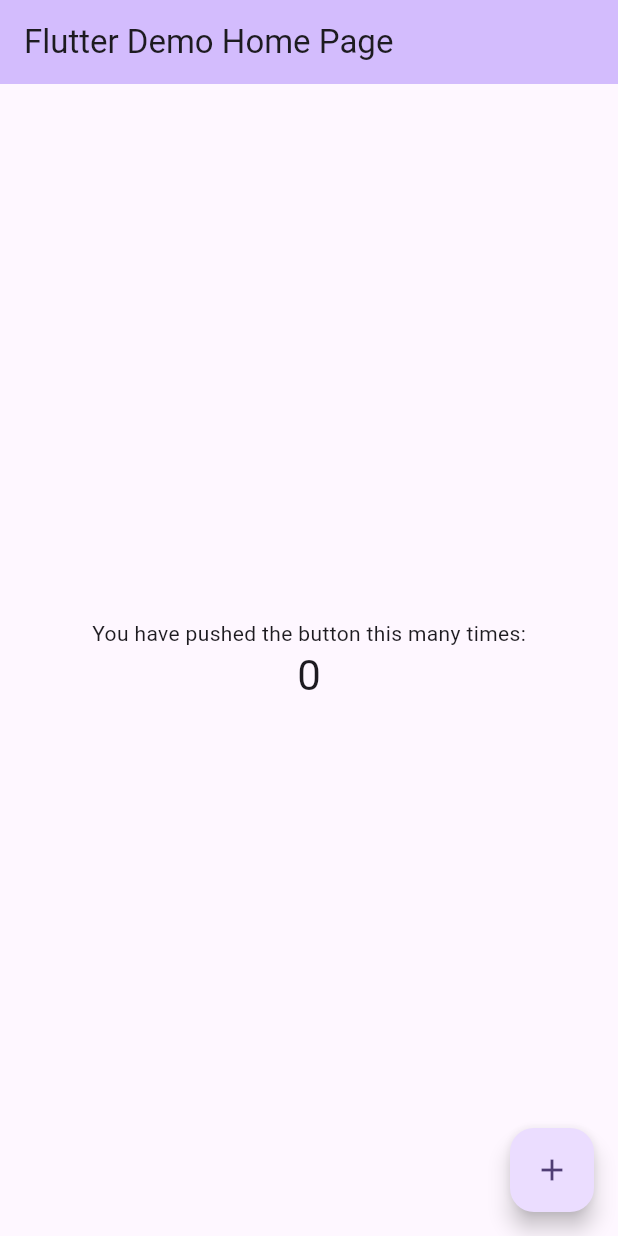
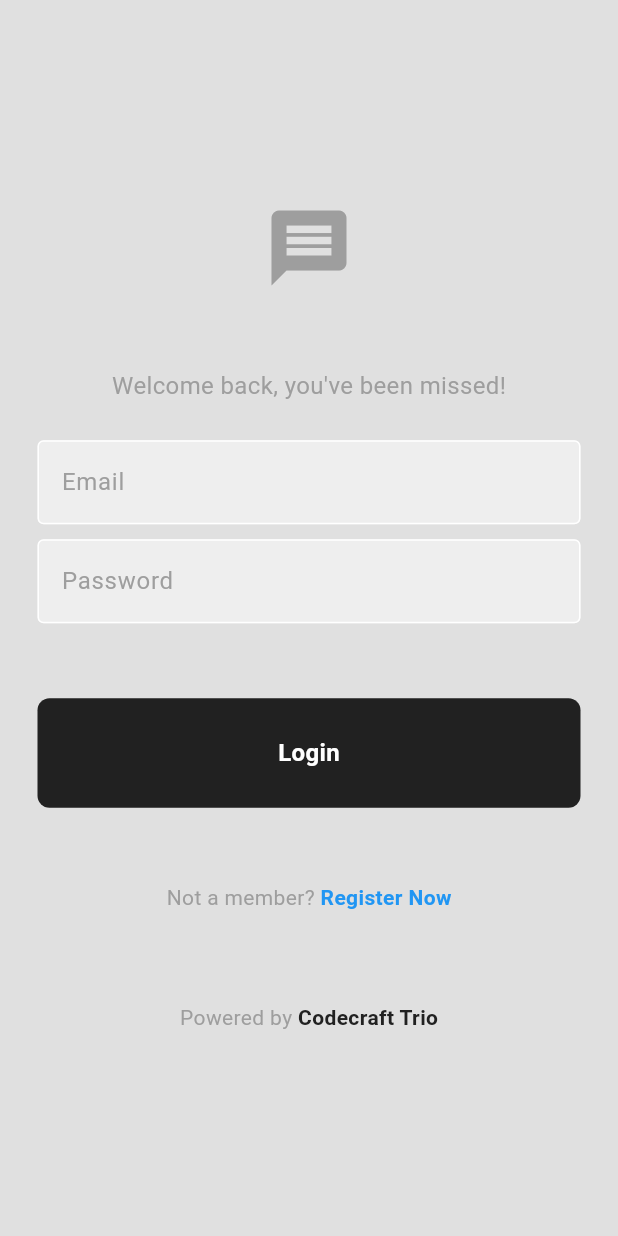
Before and after one commit to isratjahan2001/chat_apps, a Flutter app: the screen it shows after launch, on a phone screen of 412 x 824 dp. Run offline on Flutter 3.47's test engine with Material 3 defaults, Android fonts, the phone set to English and light mode, and no system bars.

Commit message:
login screen succesfully created

```diff
--- /dev/null
+++ b/lib/auth/login_or_register.dart
@@ -0,0 +1,37 @@
+ import 'package:chat_apps/pages/login_page.dart';
+ import 'package:chat_apps/pages/register_page.dart';
+import 'package:flutter/material.dart';
+
+class LoginOrRegister extends StatefulWidget {
+  const LoginOrRegister({super.key});
+
+  @override
+  State<LoginOrRegister> createState() => _LoginOrRegisterState();
+}
+
+class _LoginOrRegisterState extends State<LoginOrRegister> {
+  //initiall show login page
+
+  bool showLoginPage = true;
+
+  //toggle between login and register page
+
+  void togglePages() {
+    setState(() {
+      showLoginPage = !showLoginPage;
+    });
+  }
+
+  @override
+  Widget build(BuildContext context) {
+    if (showLoginPage) {
+      return LoginPage(
+        onTap: togglePages,
+      );
+    } else {
+      return RegisterPage(
+        onTap: togglePages,
+      );
+    }
+  }
+}
--- /dev/null
+++ b/lib/components/my_button.dart
@@ -0,0 +1,35 @@
+import 'package:flutter/material.dart';
+
+class MyButton extends StatelessWidget {
+  final void Function()? onTap;
+  final String text;
+  const MyButton({
+    super.key,
+    required this.text,
+    required this.onTap,
+  });
+
+  @override
+  Widget build(BuildContext context) {
+    return GestureDetector(
+      onTap: onTap,
+      child: Container(
+        decoration: BoxDecoration(
+          color: Theme.of(context).colorScheme.inversePrimary,
+          borderRadius: BorderRadius.circular(8),
+        ),
+        padding: const EdgeInsets.all(25),
+        margin: const EdgeInsets.symmetric(horizontal: 25),
+        child: Center(
+          child: Text(
+            text,
+            style: TextStyle(
+                color: Theme.of(context).colorScheme.tertiary,
+                fontWeight: FontWeight.bold,
+                fontSize: 16),
+          ),
+        ),
+      ),
+    );
+  }
+}
--- /dev/null
+++ b/lib/components/my_textfield.dart
@@ -0,0 +1,42 @@
+import 'package:flutter/material.dart';
+
+class MyTextField extends StatelessWidget {
+  final String hintText;
+  final bool obscureText;
+  final TextEditingController controller;
+  final FocusNode? focusNode;
+
+  const MyTextField({
+    super.key,
+    required this.hintText,
+    required this.obscureText,
+    required this.controller,
+    this.focusNode,
+  });
+
+  @override
+  Widget build(BuildContext context) {
+    return Padding(
+      padding: const EdgeInsets.symmetric(horizontal: 25.0),
+      child: TextField(
+        obscureText: obscureText,
+        controller: controller,
+        focusNode: focusNode,
+        decoration: InputDecoration(
+          enabledBorder: OutlineInputBorder(
+            borderSide:
+                BorderSide(color: Theme.of(context).colorScheme.tertiary),
+          ),
+          focusedBorder: OutlineInputBorder(
+            borderSide:
+                BorderSide(color: Theme.of(context).colorScheme.primary),
+          ),
+          fillColor: Theme.of(context).colorScheme.secondary,
+          filled: true,
+          hintText: hintText,
+          hintStyle: TextStyle(color: Theme.of(context).colorScheme.primary),
+        ),
+      ),
+    );
+  }
+}
--- a/lib/main.dart
+++ b/lib/main.dart
@@ -1,122 +1,21 @@
+import 'package:chat_apps/auth/login_or_register.dart';
+import 'package:chat_apps/themes/light_mode.dart';
 import 'package:flutter/material.dart';
+
 
 void main() {
  runApp(const MyApp());
 }
-
 class MyApp extends StatelessWidget {
 const MyApp({super.key});
 
-  // This widget is the root of your application.
 @override
+
 Widget build(BuildContext context) {
   return MaterialApp(
-      title: 'Flutter Demo',
-      theme: ThemeData(
-        // This is the theme of your application.
-        //
-        // TRY THIS: Try running your application with "flutter run". You'll see
-        // the application has a purple toolbar. Then, without quitting the app,
-        // try changing the seedColor in the colorScheme below to Colors.green
-        // and then invoke "hot reload" (save your changes or press the "hot
-        // reload" button in a Flutter-supported IDE, or press "r" if you used
-        // the command line to start the app).
-        //
-        // Notice that the counter didn't reset back to zero; the application
-        // state is not lost during the reload. To reset the state, use hot
-        // restart instead.
-        //
-        // This works for code too, not just values: Most code changes can be
-        // tested with just a hot reload.
-        colorScheme: ColorScheme.fromSeed(seedColor: Colors.deepPurple),
-      ),
-      home: const MyHomePage(title: 'Flutter Demo Home Page'),
+    debugShowCheckedModeBanner: false,
+    home:  LoginOrRegister(),
+  theme: lightMode,
   );
 }
 }
-
-class MyHomePage extends StatefulWidget {
-  const MyHomePage({super.key, required this.title});
-
-  // This widget is the home page of your application. It is stateful, meaning
-  // that it has a State object (defined below) that contains fields that affect
-  // how it looks.
-
-  // This class is the configuration for the state. It holds the values (in this
-  // case the title) provided by the parent (in this case the App widget) and
-  // used by the build method of the State. Fields in a Widget subclass are
-  // always marked "final".
-
-  final String title;
-
-  @override
-  State<MyHomePage> createState() => _MyHomePageState();
-}
-
-class _MyHomePageState extends State<MyHomePage> {
-  int _counter = 0;
-
-  void _incrementCounter() {
-    setState(() {
-      // This call to setState tells the Flutter framework that something has
-      // changed in this State, which causes it to rerun the build method below
-      // so that the display can reflect the updated values. If we changed
-      // _counter without calling setState(), then the build method would not be
-      // called again, and so nothing would appear to happen.
-      _counter++;
-    });
-  }
-
-  @override
-  Widget build(BuildContext context) {
-    // This method is rerun every time setState is called, for instance as done
-    // by the _incrementCounter method above.
-    //
-    // The Flutter framework has been optimized to make rerunning build methods
-    // fast, so that you can just rebuild anything that needs updating rather
-    // than having to individually change instances of widgets.
-    return Scaffold(
-      appBar: AppBar(
-        // TRY THIS: Try changing the color here to a specific color (to
-        // Colors.amber, perhaps?) and trigger a hot reload to see the AppBar
-        // change color while the other colors stay the same.
-        backgroundColor: Theme.of(context).colorScheme.inversePrimary,
-        // Here we take the value from the MyHomePage object that was created by
-        // the App.build method, and use it to set our appbar title.
-        title: Text(widget.title),
-      ),
-      body: Center(
-        // Center is a layout widget. It takes a single child and positions it
-        // in the middle of the parent.
-        child: Column(
-          // Column is also a layout widget. It takes a list of children and
-          // arranges them vertically. By default, it sizes itself to fit its
-          // children horizontally, and tries to be as tall as its parent.
-          //
-          // Column has various properties to control how it sizes itself and
-          // how it positions its children. Here we use mainAxisAlignment to
-          // center the children vertically; the main axis here is the vertical
-          // axis because Columns are vertical (the cross axis would be
-          // horizontal).
-          //
-          // TRY THIS: Invoke "debug painting" (choose the "Toggle Debug Paint"
-          // action in the IDE, or press "p" in the console), to see the
-          // wireframe for each widget.
-          mainAxisAlignment: MainAxisAlignment.center,
-          children: <Widget>[
-            const Text('You have pushed the button this many times:'),
-            Text(
-              '$_counter',
-              style: Theme.of(context).textTheme.headlineMedium,
-            ),
-          ],
-        ),
-      ),
-      floatingActionButton: FloatingActionButton(
-        onPressed: _incrementCounter,
-        tooltip: 'Increment',
-        child: const Icon(Icons.add),
-      ), // This trailing comma makes auto-formatting nicer for build methods.
-    );
-  }
-}
--- /dev/null
+++ b/lib/pages/login_page.dart
@@ -0,0 +1,139 @@
+// import 'dart:ffi';
+// import 'package:flutter/widgets.dart';
+import 'package:chat_apps/components/my_button.dart';
+import 'package:chat_apps/components/my_textfield.dart';
+// import 'package:chat_apps/services/auth/auth_service.dart';
+import 'package:flutter/material.dart';
+class LoginPage extends StatelessWidget {
+  //email and pass text controllers
+  final TextEditingController _emailController = TextEditingController();
+  final TextEditingController _passController = TextEditingController();
+
+  // tap to go to register page
+   final void Function()? onTap;
+
+  // LoginPage({super.key});
+   LoginPage({super.key, required this.onTap});
+
+  //login method
+  void login(BuildContext context) async {
+    //auth service
+    // final authService = AuthService();
+
+    //try login
+    // try {
+    //   await authService.signInWithEmailPassword(
+    //     _emailController.text,
+    //     _passController.text,
+    //   );
+    // }
+
+    //catch any errors
+    // catch (e) {
+    //   showDialog(
+    //     context: context,
+    //     builder: (context) => AlertDialog(
+    //       title: Text(e.toString()),
+    //     ),
+    //   );
+    // }
+  }
+
+  @override
+  Widget build(BuildContext context) {
+    return Scaffold(
+      backgroundColor: Theme.of(context).colorScheme.background,
+      body: Center(
+        child: Column(
+          mainAxisAlignment: MainAxisAlignment.center,
+          children: [
+            //logo
+            Icon(
+              Icons.message,
+              size: 60,
+              color: Theme.of(context).colorScheme.primary,
+            ),
+
+            const SizedBox(height: 50),
+
+            //welcome back message
+            Text(
+              "Welcome back, you've been missed!",
+              style: TextStyle(
+                color: Theme.of(context).colorScheme.primary,
+                fontSize: 16,
+              ),
+            ),
+
+            const SizedBox(height: 25),
+
+            //email textfield
+            MyTextField(
+              hintText: "Email",
+              obscureText: false,
+              controller: _emailController,
+            ),
+
+            const SizedBox(height: 10),
+
+            //pw textfield
+            MyTextField(
+              hintText: "Password",
+              obscureText: true,
+              controller: _passController,
+            ),
+
+            const SizedBox(height: 50),
+            //login button
+            MyButton(
+              text: "Login",
+              onTap: () => login(context),
+            ),
+
+            const SizedBox(height: 50),
+            //register now
+            Row(
+              mainAxisAlignment: MainAxisAlignment.center,
+              children: [
+                Text(
+                  "Not a member? ",
+                  style:
+                      TextStyle(color: Theme.of(context).colorScheme.primary),
+                ),
+                GestureDetector(
+                  onTap: onTap,
+                  child: const Text(
+                    "Register Now",
+                    style: TextStyle(
+                        color: Colors.blue, fontWeight: FontWeight.bold),
+                  ),
+                ),
+              ],
+            ),
+
+            //welcome back message
+
+            //team name
+            const SizedBox(height: 60),
+            Row(
+              mainAxisAlignment: MainAxisAlignment.center,
+              children: [
+                Text(
+                  "Powered by ",
+                  style:
+                      TextStyle(color: Theme.of(context).colorScheme.primary),
+                ),
+                Text(
+                  "Codecraft Trio",
+                  style: TextStyle(
+                      fontWeight: FontWeight.bold,
+                      color: Theme.of(context).colorScheme.inversePrimary),
+                ),
+              ],
+            ),
+          ],
+        ),
+      ),
+    );
+  }
+}
--- /dev/null
+++ b/lib/themes/light_mode.dart
@@ -0,0 +1,11 @@
+import 'package:flutter/material.dart';
+
+ThemeData lightMode = ThemeData(
+  colorScheme: ColorScheme.light(
+    background: Colors.grey.shade300,
+    primary: Colors.grey.shade500,
+    secondary: Colors.grey.shade200,
+    tertiary: Colors.white,
+    inversePrimary: Colors.grey.shade900,
+  ),
+);
```
Also changed, not shown: lib/pages/register_page.dart (added, +155 -0 lines), lib/auth/auth_service.dart (added). Lines whose indentation alone changed are shown as unchanged.
